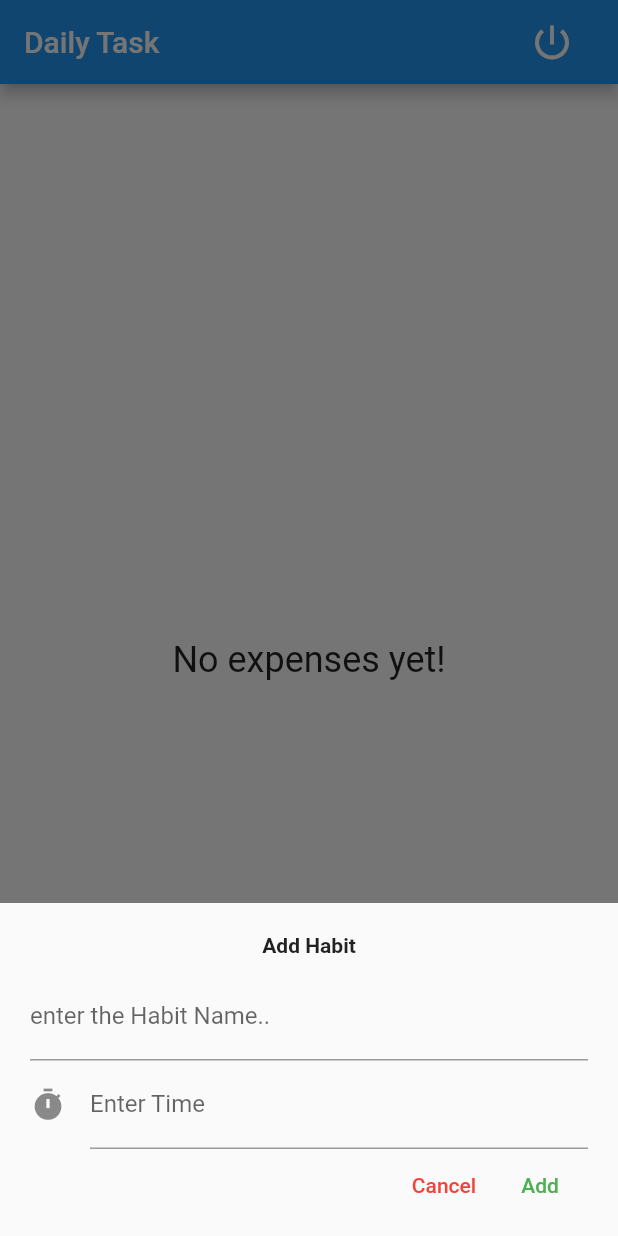
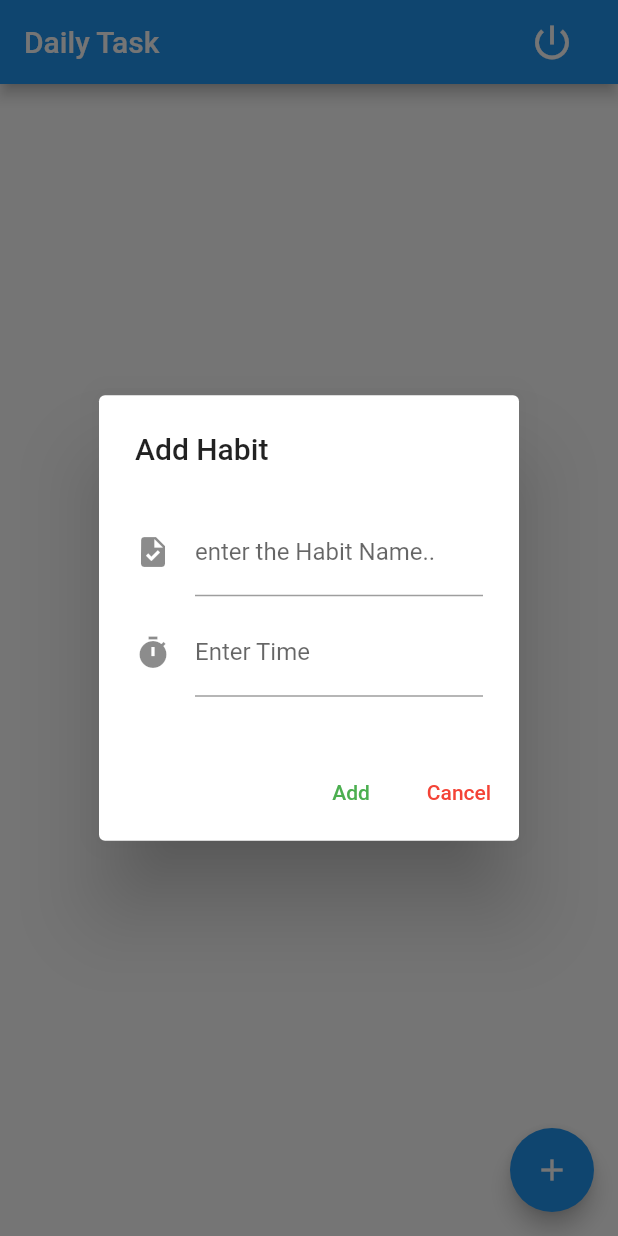
Before and after one commit to krishna-9394/Habit_Tracker, a Flutter app: the screen it shows once a user with an empty profile is signed in, after a tap on the "add" icon, on a phone screen of 412 x 824 dp. Run offline on Flutter 3.47's test engine with Material 2 defaults, Android fonts, the light colour scheme and no system bars; our stand-ins replace email_validator, firebase_auth, firebase_core, fluttertoast, hive, hive_flutter and 1 more; accounts and stored records are empty.

Commit message:
Just the timeselection and stopWatch have to worked upon other everything are compelete

```diff
--- a/lib/Home Pages/home_page.dart
+++ b/lib/Home Pages/home_page.dart
@@ -5,6 +5,7 @@ import 'package:flutter/material.dart';
 import 'package:habit_tracker/Utilities/Toast.dart';
 import 'package:hive/hive.dart';
 import 'package:hive_flutter/adapters.dart';
+import 'package:intl/intl.dart';
 
 import '../Authentications_Pages/Auth.dart';
 import '../Utilities/Boxes.dart';
@@ -139,7 +140,7 @@ class _HomeState extends State<Home> {
       floatingActionButton: FloatingActionButton(
         child: const Icon(Icons.add,),
         onPressed: (){
-          showModalBottomSheet(context: context, builder: ((builderContext){
+          showDialog(context: context, builder: ((builderContext){
             return NewHabit(addHabit);
           }));
         },
@@ -171,9 +172,6 @@ class _HomeState extends State<Home> {
 
   }
 }
-
-
-
 
 // import 'package:flutter/material.dart';
 // import 'package:hive/hive.dart';
--- a/lib/Home Pages/newHabit.dart
+++ b/lib/Home Pages/newHabit.dart
@@ -19,50 +19,25 @@ class _NewHabitState extends State<NewHabit> {
 
   @override
   Widget build(BuildContext context) {
-    return
-    //   AlertDialog(
-    //   title: Text("Add new habit"),
-    //   content: Form(
-    //     child: SingleChildScrollView(
-    //       child: Column(
-    //         mainAxisSize: MainAxisSize.min,
-    //         children: <Widget>[
-    //           SizedBox(height: 8),
-    //           buildName(),
-    //           SizedBox(height: 8),
-    //           buildAmount(),
-    //           SizedBox(height: 8),
-    //           buildRadioButtons(),
-    //         ],
-    //       ),
-    //     ),
-    //   ),
-    //   actions: <Widget>[
-    //     buildCancelButton(context),
-    //     buildAddButton(context, isEditing: isEditing),
-    //   ],
-    // );
-      SingleChildScrollView(
-      child: Container(
-        margin: const EdgeInsets.only(left: 10,right: 10,top: 10),
-        padding: EdgeInsets.only(left: 10,right: 10,top: 10,bottom: (10 + MediaQuery.of(context).viewInsets.bottom)),
+    return AlertDialog(
+        title: const Text("Add Habit"),
+        content: Form(
+          // key: formKey,
+          child: SingleChildScrollView(
             child: Column(
               mainAxisSize: MainAxisSize.min,
-          children: [
-            const Text("Add Habit",style: TextStyle(fontWeight: FontWeight.bold)),
-            const SizedBox(height: 10),
-            SizedBox(
-              width: double.infinity,
-              child: Column(
-                children:[
-                  TextField(
+              children: <Widget>[
+                SizedBox(height: 8),
+                TextFormField(
                   controller: nameEditor,
                   keyboardType: TextInputType.name,
                   decoration: InputDecoration(
+                      icon: Icon(Icons.task),
                       labelText: "enter the Habit Name..",
                       errorText: _showError? "a habit with this name already exist.." : null),),
-                  TextField(
-                    controller: timeEditor, //editing controller of this TextField
+                SizedBox(height: 8),
+                TextFormField(
+                    controller: timeEditor,
                     decoration: const InputDecoration(
                         icon: Icon(Icons.timer),
                         labelText: "Enter Time"),
@@ -80,20 +55,16 @@ class _NewHabitState extends State<NewHabit> {
                             parsedTime);
                         print(formattedTime); //output 14:59:00
                         //DateFormat() is from intl package, you can format the time on any pattern you need.
-                          setState(() {
-                            timeEditor.text = formattedTime;});
+                        timeEditor.text = formattedTime;
                       }
                     }
                 ),
+                SizedBox(height: 8),
               ],
             ),
           ),
-            Row(
-              mainAxisAlignment: MainAxisAlignment.end,
-              children: [
-                TextButton(
-                    onPressed: (){  Navigator.pop(context); },
-                    child: const Text("Cancel",style: TextStyle(color: Colors.red),)),
+        ),
+        actions: <Widget>[
           TextButton(
       onPressed: () async {
       String name = nameEditor.text.trim();
@@ -107,11 +78,107 @@ class _NewHabitState extends State<NewHabit> {
       Navigator.of(context,rootNavigator: true).pop();
     },
     child: const Text("Add",style: TextStyle(color: Colors.green),)),
-              ],
+          TextButton(
+            child: const Text('Cancel',style: TextStyle(color: Colors.red)),
+            onPressed: () => Navigator.of(context).pop(),
           ),
     ],
-        ),
-      ),
     );
   }
+  // Widget build(BuildContext context) {
+  //   return
+  //   //   AlertDialog(
+  //   //   title: Text("Add new habit"),
+  //   //   content: Form(
+  //   //     child: SingleChildScrollView(
+  //   //       child: Column(
+  //   //         mainAxisSize: MainAxisSize.min,
+  //   //         children: <Widget>[
+  //   //           SizedBox(height: 8),
+  //   //           buildName(),
+  //   //           SizedBox(height: 8),
+  //   //           buildAmount(),
+  //   //           SizedBox(height: 8),
+  //   //           buildRadioButtons(),
+  //   //         ],
+  //   //       ),
+  //   //     ),
+  //   //   ),
+  //   //   actions: <Widget>[
+  //   //     buildCancelButton(context),
+  //   //     buildAddButton(context, isEditing: isEditing),
+  //   //   ],
+  //   // );
+  //     SingleChildScrollView(
+  //     child: Container(
+  //       margin: const EdgeInsets.only(left: 10,right: 10,top: 10),
+  //       padding: EdgeInsets.only(left: 10,right: 10,top: 10,bottom: (10 + MediaQuery.of(context).viewInsets.bottom)),
+  //       child: Column(
+  //         mainAxisSize: MainAxisSize.min,
+  //         children: [
+  //           const Text("Add Habit",style: TextStyle(fontWeight: FontWeight.bold)),
+  //           const SizedBox(height: 10),
+  //           SizedBox(
+  //             width: double.infinity,
+  //             child: Column(
+  //               children:[
+  //                 TextField(
+  //                   controller: nameEditor,
+  //                   keyboardType: TextInputType.name,
+  //                   decoration: InputDecoration(
+  //                       labelText: "enter the Habit Name..",
+  //                       errorText: _showError? "a habit with this name already exist.." : null),),
+  //                 TextField(
+  //                   controller: timeEditor, //editing controller of this TextField
+  //                   decoration: const InputDecoration(
+  //                     icon: Icon(Icons.timer),
+  //                     labelText: "Enter Time"),
+  //                     readOnly: true,
+  //                     onTap: () async {
+  //                       TimeOfDay? pickedTime =  await showTimePicker(
+  //                         initialTime: TimeOfDay.now(),
+  //                         context: context,);
+  //                       if(pickedTime != null ) {
+  //                         print(pickedTime.format(context)); //output 10:51 PM
+  //                         DateTime parsedTime = DateFormat.jm().parse(pickedTime
+  //                             .format(context).toString());
+  //                         print(parsedTime); //output 1970-01-01 22:53:00.000
+  //                         String formattedTime = DateFormat('HH:mm:ss').format(
+  //                             parsedTime);
+  //                         print(formattedTime); //output 14:59:00
+  //                         //DateFormat() is from intl package, you can format the time on any pattern you need.
+  //                         setState(() {
+  //                           timeEditor.text = formattedTime;});
+  //                       }
+  //                       }
+  //                     ),
+  //               ],
+  //             ),
+  //           ),
+  //           Row(
+  //             mainAxisAlignment: MainAxisAlignment.end,
+  //             children: [
+  //               TextButton(
+  //                   onPressed: (){  Navigator.pop(context); },
+  //                   child: const Text("Cancel",style: TextStyle(color: Colors.red),)),
+  //               TextButton(
+  //                   onPressed: () async {
+  //                     String name = nameEditor.text.trim();
+  //                     if(name == ''){ return; }
+  //                     String time = timeEditor.text.trim();
+  //                     int  hours = double.parse(time.substring(0,2)).toInt();
+  //                     int minutes = double.parse(time.substring(3,5)).toInt();
+  //                     int secondes = double.parse(time.substring(6,8)).toInt();
+  //                     int totalTime = hours*3600 + minutes*60 +secondes;
+  //                     widget.addHabit(name,totalTime);
+  //                     Navigator.of(context,rootNavigator: true).pop();
+  //                   },
+  //                   child: const Text("Add",style: TextStyle(color: Colors.green),)),
+  //             ],
+  //           ),
+  //         ],
+  //       ),
+  //     ),
+  //   );
+  // }
 }// class
--- a/lib/Utilities/HabitUI.dart
+++ b/lib/Utilities/HabitUI.dart
@@ -46,8 +46,7 @@ class _HabitUIState extends State<HabitUI> {
                   onTap: widget.onTap,
                   child: SizedBox(
                       width: 60,
-                      child: Stack(children: [
-                        CircularPercentIndicator(
+                      child: CircularPercentIndicator(
                         radius: 32,
                         lineWidth: 5.0,
                         percent: percentage < 1 ? percentage : 1,
@@ -64,7 +63,7 @@ class _HabitUIState extends State<HabitUI> {
                           color: Colors.black,
                         ),
                       ),
-                      ])),
+                  ),
                 ),
                 Column(
                   mainAxisAlignment: MainAxisAlignment.center,
```
Lines whose indentation alone changed are shown as unchanged.
